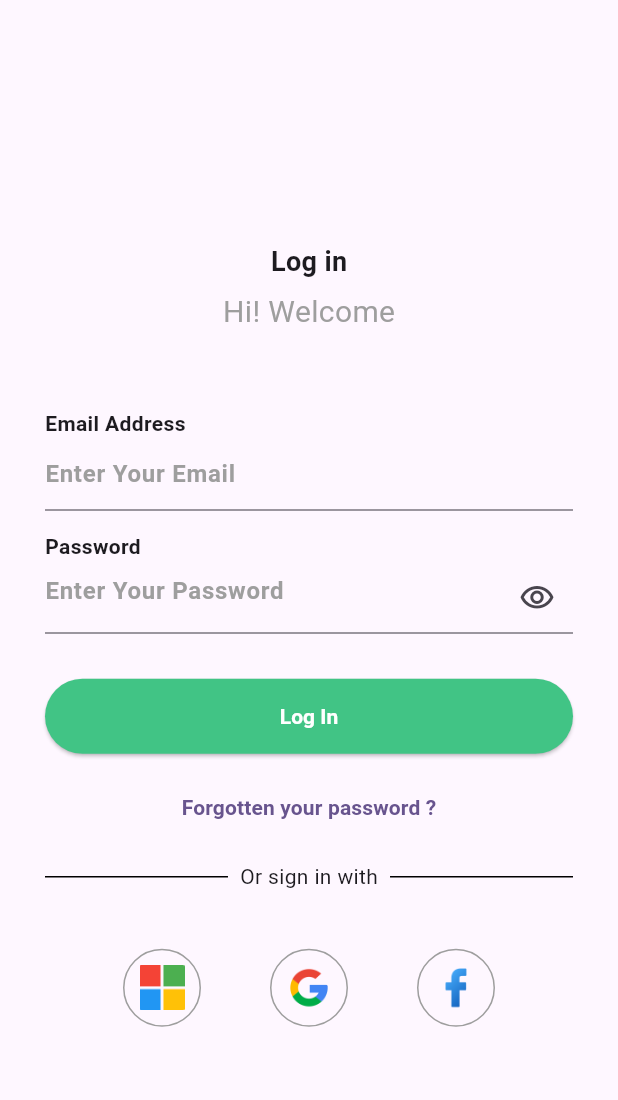
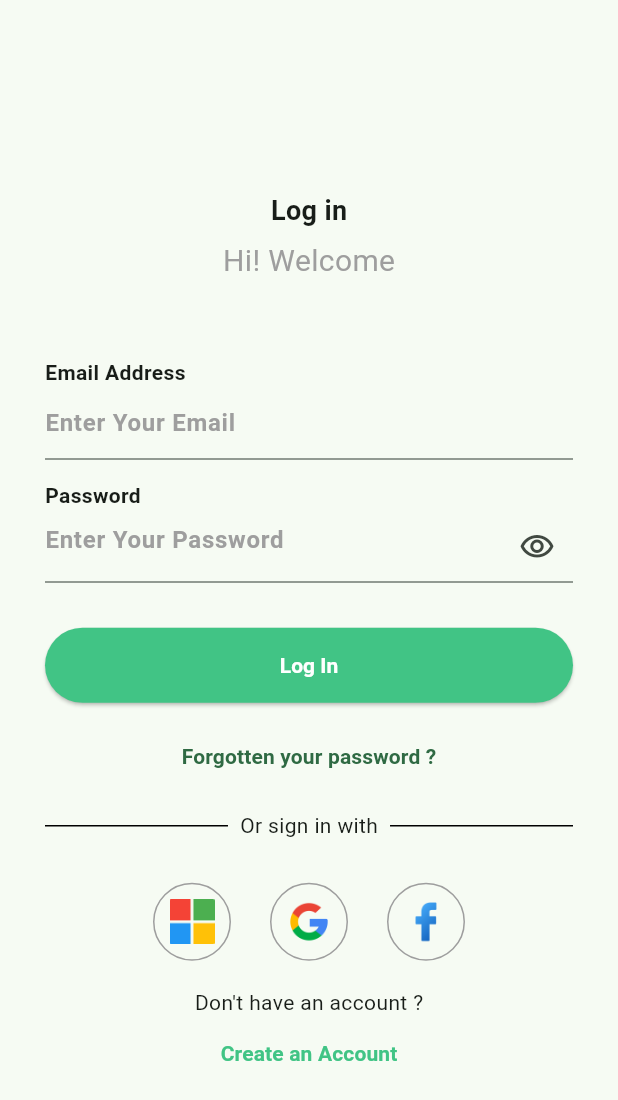
Before and after one commit to ikram-khani/auth_ui, a Flutter app: the screen it shows after launch, on a phone screen of 412 x 824 dp. Shown: the top 1100 px of the screen. Run offline on Flutter 3.47's test engine with Material 2 defaults, Android fonts, the phone set to English and light mode, and no system bars.

Commit message:
adding create an account button & setting primary color

```diff
--- a/lib/main.dart
+++ b/lib/main.dart
@@ -14,7 +14,9 @@ class MyApp extends StatelessWidget {
     return MaterialApp(
       title: 'Flutter Auth',
       theme: ThemeData(
-        colorScheme: ColorScheme.fromSeed(seedColor: Colors.deepPurple),
+        colorScheme: ColorScheme.fromSeed(
+            seedColor: const Color.fromARGB(255, 63, 165, 102)),
+        primaryColor: const Color.fromRGBO(65, 196, 133, 1),
         useMaterial3: true,
       ),
       home: const AuthScreen(),
--- a/lib/screens/auth.dart
+++ b/lib/screens/auth.dart
@@ -130,7 +130,7 @@ class _AuthScreenState extends State<AuthScreen> {
                 child: ElevatedButton(
                   style: ButtonStyle(
                     backgroundColor: MaterialStateProperty.all<Color>(
-                      const Color.fromRGBO(65, 196, 133, 1),
+                      Theme.of(context).primaryColor,
                     ),
                     foregroundColor:
                         MaterialStateProperty.all<Color>(Colors.white),
@@ -153,7 +153,7 @@ class _AuthScreenState extends State<AuthScreen> {
                 ),
               ),
               const InLineText(text: 'Or sign in with'),
-              const SizedBox(height: 30),
+              const SizedBox(height: 20),
               Row(
                 mainAxisAlignment: MainAxisAlignment.center,
                 children: [
@@ -163,13 +163,13 @@ class _AuthScreenState extends State<AuthScreen> {
                         iconPath: 'assets/icons/microsoft.png'),
                     iconSize: 30,
                   ),
-                  const SizedBox(width: 30),
+                  const SizedBox(width: 10),
                   IconButton(
                     onPressed: () {},
                     icon: const SocialIcon(iconPath: 'assets/icons/google.png'),
                     iconSize: 30,
                   ),
-                  const SizedBox(width: 30),
+                  const SizedBox(width: 10),
                   IconButton(
                     onPressed: () {},
                     icon:
@@ -177,7 +177,21 @@ class _AuthScreenState extends State<AuthScreen> {
                     iconSize: 30,
                   ),
                 ],
-              )
+              ),
+              const SizedBox(
+                height: 10,
+              ),
+              const Text("Don't have an account ?"),
+              TextButton(
+                onPressed: () {},
+                child: Text(
+                  'Create an Account',
+                  style: TextStyle(
+                    color: Theme.of(context).primaryColor,
+                    fontWeight: FontWeight.bold,
+                  ),
+                ),
+              ),
             ],
           ),
         ),
```
